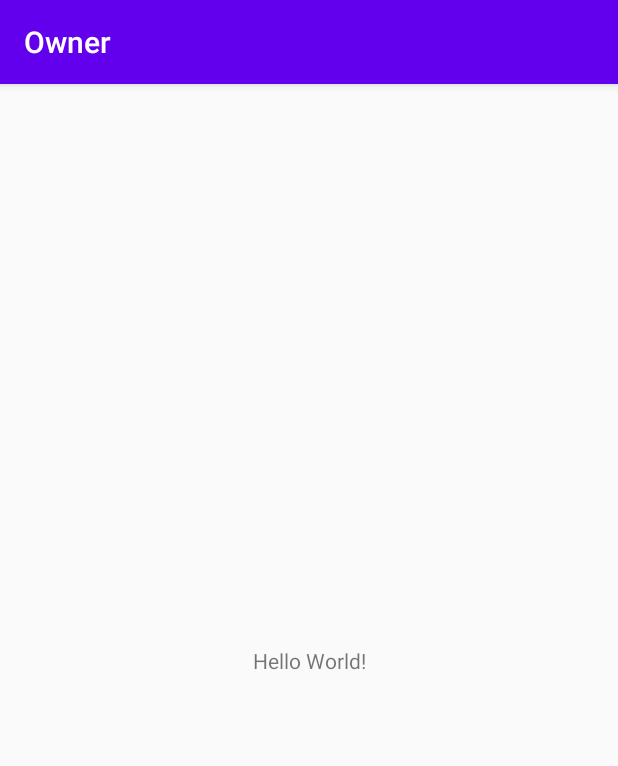
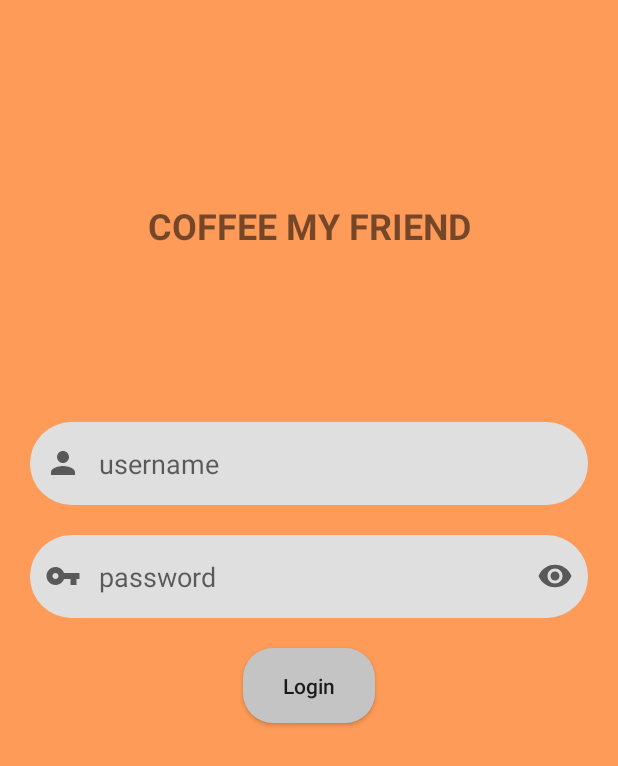
Before and after one commit to dangtuanphong238/CoffeeChainManagement, an Android app: the screen it shows after launch (MainActivity), on a phone screen of 412 x 824 dp. Shown: the top 766 px of the screen. Run offline under Robolectric (Android 15) with nearby library versions, the phone set to English and light mode, and no system bars.

Commit message:
Commit layout Splash & Login

```diff
--- a/Owner/app/src/main/AndroidManifest.xml
+++ b/Owner/app/src/main/AndroidManifest.xml
@@ -9,7 +9,8 @@
         android:roundIcon="@mipmap/ic_launcher_round"
         android:supportsRtl="true"
         android:theme="@style/AppTheme">
-        <activity android:name=".MainActivity">
+        <activity
+            android:name=".MainActivity">
             <intent-filter>
                 <action android:name="android.intent.action.MAIN" />
 
--- a/Owner/app/src/main/java/com/example/owner/MainActivity.java
+++ b/Owner/app/src/main/java/com/example/owner/MainActivity.java
@@ -9,6 +9,6 @@ public class MainActivity extends AppCompatActivity {
     @Override
     protected void onCreate(Bundle savedInstanceState) {
         super.onCreate(savedInstanceState);
-        setContentView(R.layout.activity_main);
+        setContentView(R.layout.login_screen);
     }
 }
--- /dev/null
+++ b/Owner/app/src/main/res/drawable/custom_button.xml
@@ -0,0 +1,5 @@
+<?xml version="1.0" encoding="utf-8"?>
+<shape xmlns:android="http://schemas.android.com/apk/res/android" android:shape="rectangle">
+    <solid android:color="#C4C4C4"/>
+    <corners android:radius="20dp"/>
+</shape>
--- /dev/null
+++ b/Owner/app/src/main/res/drawable/custom_edittext.xml
@@ -0,0 +1,6 @@
+<?xml version="1.0" encoding="utf-8"?>
+<shape xmlns:android="http://schemas.android.com/apk/res/android"
+    android:shape="rectangle">
+    <solid android:color="#E0DFDF"/>
+    <corners android:radius="30dp"/>
+</shape>
--- /dev/null
+++ b/Owner/app/src/main/res/drawable/ic_eye_24.xml
@@ -0,0 +1,10 @@
+<vector xmlns:android="http://schemas.android.com/apk/res/android"
+    android:width="24dp"
+    android:height="24dp"
+    android:viewportWidth="24"
+    android:viewportHeight="24"
+    android:tint="?attr/colorControlNormal">
+  <path
+      android:fillColor="@android:color/white"
+      android:pathData="M12,4.5C7,4.5 2.73,7.61 1,12c1.73,4.39 6,7.5 11,7.5s9.27,-3.11 11,-7.5c-1.73,-4.39 -6,-7.5 -11,-7.5zM12,17c-2.76,0 -5,-2.24 -5,-5s2.24,-5 5,-5 5,2.24 5,5 -2.24,5 -5,5zM12,9c-1.66,0 -3,1.34 -3,3s1.34,3 3,3 3,-1.34 3,-3 -1.34,-3 -3,-3z"/>
+</vector>
--- /dev/null
+++ b/Owner/app/src/main/res/drawable/ic_key_24.xml
@@ -0,0 +1,10 @@
+<vector xmlns:android="http://schemas.android.com/apk/res/android"
+    android:width="24dp"
+    android:height="24dp"
+    android:viewportWidth="24"
+    android:viewportHeight="24"
+    android:tint="?attr/colorControlNormal">
+  <path
+      android:fillColor="@android:color/white"
+      android:pathData="M12.65,10C11.83,7.67 9.61,6 7,6c-3.31,0 -6,2.69 -6,6s2.69,6 6,6c2.61,0 4.83,-1.67 5.65,-4H17v4h4v-4h2v-4H12.65zM7,14c-1.1,0 -2,-0.9 -2,-2s0.9,-2 2,-2 2,0.9 2,2 -0.9,2 -2,2z"/>
+</vector>
--- /dev/null
+++ b/Owner/app/src/main/res/drawable/ic_person_24.xml
@@ -0,0 +1,10 @@
+<vector xmlns:android="http://schemas.android.com/apk/res/android"
+    android:width="24dp"
+    android:height="24dp"
+    android:viewportWidth="24"
+    android:viewportHeight="24"
+    android:tint="?attr/colorControlNormal">
+  <path
+      android:fillColor="@android:color/white"
+      android:pathData="M12,12c2.21,0 4,-1.79 4,-4s-1.79,-4 -4,-4 -4,1.79 -4,4 1.79,4 4,4zM12,14c-2.67,0 -8,1.34 -8,4v2h16v-2c0,-2.66 -5.33,-4 -8,-4z"/>
+</vector>
--- /dev/null
+++ b/Owner/app/src/main/res/layout/login_screen.xml
@@ -0,0 +1,58 @@
+<?xml version="1.0" encoding="utf-8"?>
+<LinearLayout
+    xmlns:android="http://schemas.android.com/apk/res/android"
+    android:layout_width="match_parent"
+    android:layout_height="match_parent"
+    android:orientation="vertical"
+    android:padding="20dp"
+    android:background="#FE9B58">
+    <LinearLayout
+        android:layout_width="match_parent"
+        android:layout_height="0dp"
+        android:layout_weight="2">
+        <TextView
+            android:layout_width="match_parent"
+            android:layout_height="match_parent"
+            android:gravity="center"
+            android:text="COFFEE MY FRIEND"
+            android:textSize="24sp"
+            android:textStyle="bold" />
+    </LinearLayout>
+    <LinearLayout
+        android:layout_width="match_parent"
+        android:layout_height="0dp"
+        android:layout_weight="4"
+        android:orientation="vertical">
+        <EditText
+            android:layout_width="match_parent"
+            android:layout_height="55dp"
+            android:hint="username"
+            android:inputType="textPersonName"
+            android:drawableStart="@drawable/ic_person_24"
+            android:drawablePadding="12dp"
+            android:background="@drawable/custom_edittext"
+            android:layout_marginBottom="20dp"
+            android:paddingStart="10dp"
+            />
+        <EditText
+            android:layout_width="match_parent"
+            android:layout_height="55dp"
+            android:hint="password"
+            android:inputType="textPassword"
+            android:drawableStart="@drawable/ic_key_24"
+            android:drawableEnd="@drawable/ic_eye_24"
+            android:drawablePadding="12dp"
+            android:background="@drawable/custom_edittext"
+            android:paddingHorizontal="10dp"
+            />
+        <Button
+            android:layout_width="wrap_content"
+            android:layout_height="50dp"
+            android:layout_gravity="center"
+            android:text="Login"
+            android:textAllCaps="false"
+            android:background="@drawable/custom_button"
+            android:layout_marginVertical="20dp"/>
+
+    </LinearLayout>
+</LinearLayout>
--- /dev/null
+++ b/Owner/app/src/main/res/layout/splash_screen.xml
@@ -0,0 +1,13 @@
+<?xml version="1.0" encoding="utf-8"?>
+<LinearLayout
+    xmlns:android="http://schemas.android.com/apk/res/android"
+    android:layout_width="match_parent"
+    android:layout_height="match_parent"
+    android:background="#FE9B58"
+    android:gravity="center"
+    >
+    <ImageView
+        android:layout_width="150dp"
+        android:layout_height="150dp"
+        android:src="@drawable/logo"/>
+</LinearLayout>
--- a/Owner/app/src/main/res/values/styles.xml
+++ b/Owner/app/src/main/res/values/styles.xml
@@ -1,6 +1,6 @@
 <resources>
     <!-- Base application theme. -->
-    <style name="AppTheme" parent="Theme.AppCompat.Light.DarkActionBar">
+    <style name="AppTheme" parent="Theme.AppCompat.Light.NoActionBar">
         <!-- Customize your theme here. -->
         <item name="colorPrimary">@color/colorPrimary</item>
         <item name="colorPrimaryDark">@color/colorPrimaryDark</item>
```
Also changed, not shown: Owner/app/src/main/res/drawable/logo.png (added).
